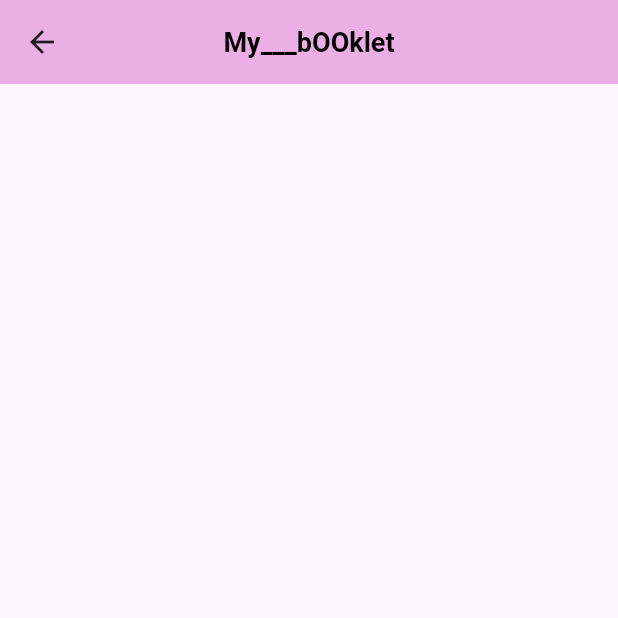
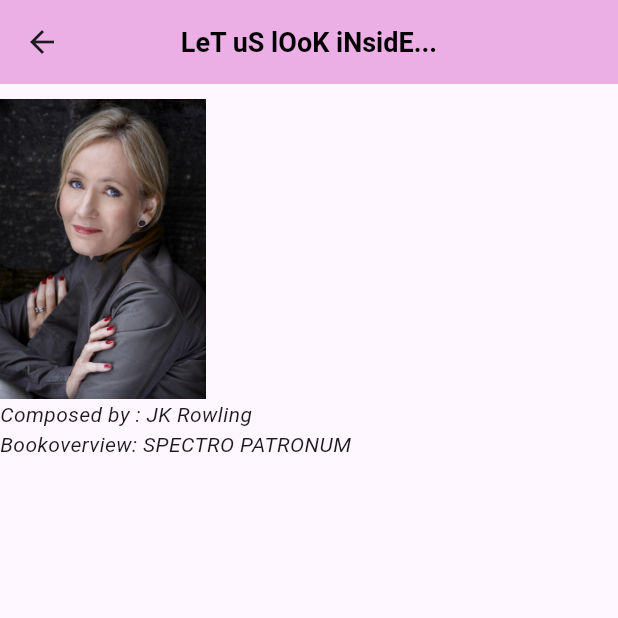
Before and after one commit to Mabsas/FLutter_project, a Flutter app: the screen it shows after launch, after a tap on "HARRY POTTER AND THE CHAMBER OF SECRETS", on a phone screen of 412 x 824 dp, the top half of it. Run offline on Flutter 3.47's test engine with Material 3 defaults, Android fonts, the light colour scheme and no system bars.

Commit message:
changing codes 13

```diff
--- a/lib/About.dart
+++ b/lib/About.dart
@@ -5,15 +5,14 @@ class AboutBook extends StatelessWidget {
   final String name;
   final String description;
 
-  AboutBook(this.writer, this.name, this.description);
+  const AboutBook(this.writer, this.name, this.description, {super.key});
 
   @override
   Widget build(BuildContext context) {
-
     return Scaffold(
       appBar: AppBar(
         title: const Text(
-          'My___bOOklet',
+          'LeT uS lOoK iNsidE...',
           style: TextStyle(
               color: Colors.black,
               fontSize: 18,
@@ -23,15 +22,29 @@ class AboutBook extends StatelessWidget {
         backgroundColor: const Color.fromARGB(133, 217, 108, 208),
         centerTitle: true,
       ),
-      /*body: ListView(children: [
+      body: ListView(children: [
         Container(
-          margin: EdgeInsets.only(top: 10),
+          margin: const EdgeInsets.only(top: 10),
           height: 300,
           width: 300,
-
-          child: Column(crossAxisAlignment: CrossAxisAlignment.start,children: [],),
-        )
-      ]),*/
+          child: Column(
+            crossAxisAlignment: CrossAxisAlignment.start,
+            children: [
+              Image.asset(
+                writer,
+                height: 200,
+                fit: BoxFit.cover,
+              ),
+              Text(
+                "Composed by : $name",
+                style: const TextStyle(fontStyle: FontStyle.italic),
+              ),
+              Text("Bookoverview: $description",
+                  style: const TextStyle(fontStyle: FontStyle.italic))
+            ],
+          ),
+        ),
+      ]),
     );
   }
 }
--- a/lib/booklist.dart
+++ b/lib/booklist.dart
@@ -1,107 +1,6 @@
 import 'package:appi_co/About.dart';
 import 'package:appi_co/bookdata.dart';
 import 'package:flutter/material.dart';
-
-/*class Booklist extends StatefulWidget {
-   Booklist({super.key});
-    // List of BOOKS
-    final List<BookData> books = [
-      BookData("assets/books/b20.jpg", "Harry Potter", "JK ROwling", 4.5),
-      BookData("assets/books/b12.jpg", "Dance With The Dragons", "George R.R Mar", rating)
-    ];
-
-  @override
-  State<Booklist> createState() => _BooklistState();
-}
-
-class _BooklistState extends State<Booklist> {
-  @override
-  Widget build(BuildContext context) {
-    return  MaterialApp(
-      debugShowCheckedModeBanner: false,
-      home: Scaffold(
-        appBar: AppBar(
-          title: const Text(
-            'My___bOOklet',
-            style: TextStyle(
-                color: Colors.black,
-                fontSize: 18,
-                fontWeight: FontWeight.bold,
-                fontStyle: FontStyle.normal),
-          ),
-          backgroundColor: const Color.fromARGB(133, 217, 108, 208),
-          centerTitle: true,
-          leading: IconButton(
-            icon: const Icon(Icons.menu),
-            onPressed: () {},
-          ),
-          actions: [
-            IconButton(
-              icon: const Icon(Icons.notifications),
-              onPressed: () {},
-            )
-          ],
-        ),
-
-
-        //Creating search bar
-        body: Column(
-          //for reading text out of range
-          children: [
-            Padding(
-            padding:
-                const EdgeInsets.symmetric(vertical: 7.0, horizontal: 15.0),
-            child: Column(
-              mainAxisAlignment: MainAxisAlignment.start,
-              crossAxisAlignment: CrossAxisAlignment.start,
-              children: [
-                TextField(
-                  decoration: InputDecoration(
-                      filled: true,
-                      fillColor: const Color.fromARGB(230, 201, 196, 236),
-                      prefixIcon: const Icon(Icons.search),
-                      hintText: "Looking for something?",
-                      hintStyle: const TextStyle(fontStyle: FontStyle.italic),
-                      border: OutlineInputBorder(
-                          borderRadius: BorderRadius.circular(50.0),
-                          borderSide: BorderSide.none)),
-                ),
-
-                const TextField(
-                  decoration: InputDecoration(
-                    prefixIcon: Icon(Icons.menu_book),
-                    prefixIconColor: Color.fromARGB(255, 104, 47, 70),
-                    hintText: "My BoOkLeT",
-                    hintStyle: TextStyle(
-                        fontSize: 30,
-                        fontStyle: FontStyle.italic,
-                        color: Color.fromARGB(255, 84, 70, 70)),
-                  ),
-                ),
-              ], //children
-            ),
-          ),
-
-          Expanded(child: ListView.builder(
-            itemBuilder: (context,index){
-              return ListTile(
-                leading: Image.asset("b20.jpg"),
-                           );
-                },
-                ),
-                ),
-
-          ]
-
-        ),
-      ),
-    );
-
-
-
-
-  }
-}*/
 
 class Booklist extends StatelessWidget {
   Booklist({super.key});
@@ -116,11 +15,6 @@ class Booklist extends StatelessWidget {
         "George R.R Martin", 4.9),
     BookData("assets/books/b14.jpg", "LAST ARGUMENT OF KINGS",
         "Joe Abercrombie", 4.3)
-  ];
-
-  final List<AboutBook> about = [
-    AboutBook("assets/author/George R.R Martin.jpg", "Author : George R.R. Martin",
-        "\n Bookreview : \n The summer after his first year at Hogwarts is worse than ever for Harry Potter. The Dursleys of Privet Drive are more horrible to him than ever before. And just when he thinks the endless summer vacation is over, a creature named Dobby the house-elf shows up issuing a grave warning to Harry not to go back to school or disaster will happen Of course, Harry has to go back- and he does so in grand style, in a flying-car magicked by his friends Ron and Percy Weasley. But getting back to Hogwarts isn't the cure Harry expects it to be. Almost immediately a student is found turned to stone, and then another. And somehow Harry stands accused. Could Harry Potter be the long-feared heir of Slytherin?Harry and friends Hermione and Fred are stretched to their limits in a desperate fight against Draco Malfoy and his gang, the hideously stuck-up new professor Gilderoy Lockheart, the malevolent owner of the diary of Tom Riddle, giant spiders, and perhaps even...Hagrid This is the book that proves J.K. Rowling is a talent that's here to stay")
   ];
 
   @override
@@ -167,11 +61,12 @@ class Booklist extends StatelessWidget {
                         borderSide: BorderSide.none)),
               ),
               Container(
-                margin: EdgeInsets.only(top: 10), //upor theke 10 distance faka
+                margin: const EdgeInsets.only(
+                    top: 10), //upor theke 10 distance faka
                 height: 180,
                 decoration: BoxDecoration(
                     borderRadius: BorderRadius.circular(50),
-                    color: Color.fromARGB(255, 186, 149, 207)),
+                    color: const Color.fromARGB(255, 186, 149, 207)),
 
                 child: ListTile(
                   leading: Image.asset(
@@ -183,23 +78,29 @@ class Booklist extends StatelessWidget {
                   title: Text(books[0].bookname),
                   subtitle: Text(
                       'Author: ${books[0].author}\nRating: ${books[0].rating.toString()}'),
-                  trailing: Icon(Icons.favorite),
+                  trailing: const Icon(Icons.favorite),
 
                   //ontap function
                   onTap: () {
-                    Navigator.push(context,
-                        MaterialPageRoute(builder: (context) => about[0]));
+                    Navigator.push(
+                        context,
+                        MaterialPageRoute(
+                            builder: (context) => const AboutBook(
+                                "assets/author/JK Rowling.jpg",
+                                "JK Rowling",
+                                "SPECTRO PATRONUM")));
                   },
                 ),
               ),
 
               //2nd conatiner second book
               Container(
-                margin: EdgeInsets.only(top: 10), //upor theke 10 distance faka
+                margin: const EdgeInsets.only(
+                    top: 10), //upor theke 10 distance faka
                 height: 180,
                 decoration: BoxDecoration(
                     borderRadius: BorderRadius.circular(50),
-                    color: Color.fromARGB(255, 186, 149, 207)),
+                    color: const Color.fromARGB(255, 186, 149, 207)),
 
                 child: ListTile(
                   leading: Image.asset(
@@ -212,19 +113,29 @@ class Booklist extends StatelessWidget {
                   subtitle: Text(
                       'Author: ${books[1].author}\nRating: ${books[1].rating.toString()}'),
 
-                  trailing: Icon(Icons.favorite),
+                  trailing: const Icon(Icons.favorite),
 
                   //ontap function
+                  onTap: () {
+                    Navigator.push(
+                        context,
+                        MaterialPageRoute(
+                            builder: (context) => const AboutBook(
+                                "assets/author/George R.R. Martin.jpg",
+                                "George R.R Martin",
+                                "A DRAGON IS NOT A SLAVE")));
+                  },
                 ),
               ),
 
               //3rd container third book
               Container(
-                margin: EdgeInsets.only(top: 10), //upor theke 10 distance faka
+                margin: const EdgeInsets.only(
+                    top: 10), //upor theke 10 distance faka
                 height: 180,
                 decoration: BoxDecoration(
                     borderRadius: BorderRadius.circular(50),
-                    color: Color.fromARGB(255, 186, 149, 207)),
+                    color: const Color.fromARGB(255, 186, 149, 207)),
 
                 child: ListTile(
                   leading: Image.asset(
@@ -237,19 +148,29 @@ class Booklist extends StatelessWidget {
                   subtitle: Text(
                       'Author: ${books[2].author}\nRating: ${books[2].rating.toString()}'),
 
-                  trailing: Icon(Icons.favorite),
+                  trailing: const Icon(Icons.favorite),
 
                   //ontap function
+                  onTap: () {
+                    Navigator.push(
+                        context,
+                        MaterialPageRoute(
+                            builder: (context) => const AboutBook(
+                                "assets/author/George R.R. Martin.jpg",
+                                "George R.R Martin",
+                                "WINTER IS HERE!")));
+                  },
                 ),
               ),
 
               //4th container 4th book
               Container(
-                margin: EdgeInsets.only(top: 10), //upor theke 10 distance faka
+                margin: const EdgeInsets.only(
+                    top: 10), //upor theke 10 distance faka
                 height: 180,
                 decoration: BoxDecoration(
                     borderRadius: BorderRadius.circular(50),
-                    color: Color.fromARGB(255, 186, 149, 207)),
+                    color: const Color.fromARGB(255, 186, 149, 207)),
 
                 child: ListTile(
                   leading: Image.asset(
@@ -262,19 +183,29 @@ class Booklist extends StatelessWidget {
                   subtitle: Text(
                       'Author: ${books[3].author}\nRating: ${books[3].rating.toString()}'),
 
-                  trailing: Icon(Icons.favorite),
+                  trailing: const Icon(Icons.favorite),
 
                   //ontap function
+                  onTap: () {
+                    Navigator.push(
+                        context,
+                        MaterialPageRoute(
+                            builder: (context) => const AboutBook(
+                                "assets/author/George R.R. Martin.jpg",
+                                "George R.R Martin",
+                                "DRACARYS!")));
+                  },
                 ),
               ),
 
               //5th containe 5th book
               Container(
-                margin: EdgeInsets.only(top: 10), //upor theke 10 distance faka
+                margin: const EdgeInsets.only(
+                    top: 10), //upor theke 10 distance faka
                 height: 180,
                 decoration: BoxDecoration(
                     borderRadius: BorderRadius.circular(50),
-                    color: Color.fromARGB(255, 186, 149, 207)),
+                    color: const Color.fromARGB(255, 186, 149, 207)),
 
                 child: ListTile(
                   leading: Image.asset(
@@ -287,8 +218,17 @@ class Booklist extends StatelessWidget {
                   subtitle: Text(
                       'Author: ${books[4].author}\nRating: ${books[1].rating.toString()}'),
 
-                  trailing: Icon(Icons.favorite),
+                  trailing: const Icon(Icons.favorite),
                   //ontap function
+                  onTap: () {
+                    Navigator.push(
+                        context,
+                        MaterialPageRoute(
+                            builder: (context) => const AboutBook(
+                                "assets/author/Joe Abercrombie.webp",
+                                "Joe Abercrombie",
+                                "ULALA")));
+                  },
                 ),
               ),
             ],
```
Also changed, not shown: lib/main.dart (+0 -88 lines), 1 other file.
